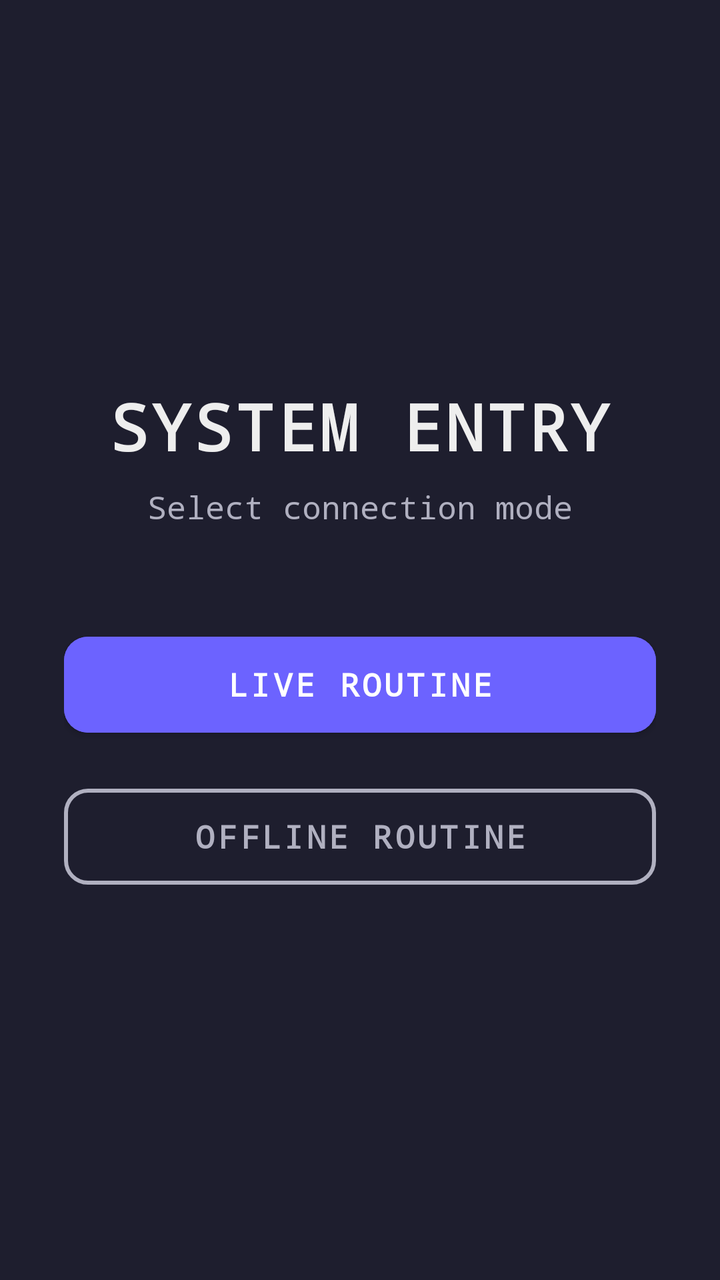
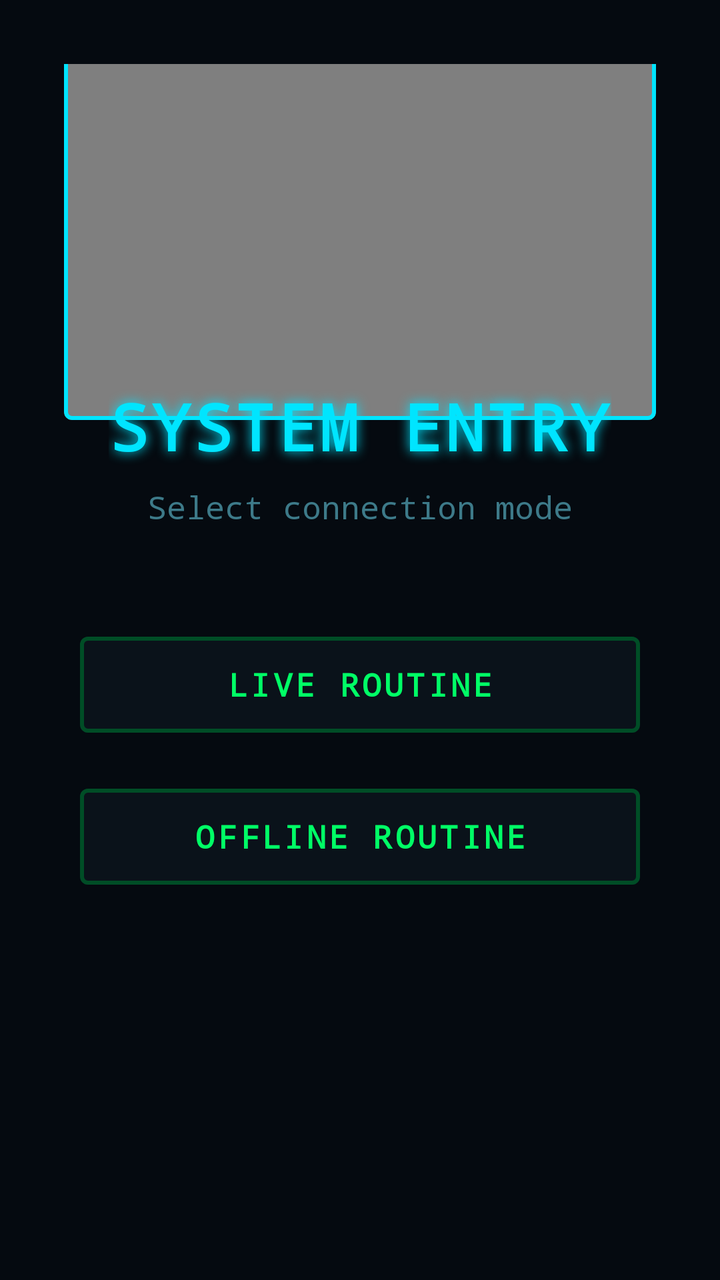

The first picture is an Android layout as it rendered before a commit; the second is the same layout after the commit. The layout source and the unified diff follow.
<!-- AndroidManifest.xml: application theme Theme.CSECRVU -->
<!-- res/layout/activity_welcome.xml -->
<?xml version="1.0" encoding="utf-8"?>
<androidx.constraintlayout.widget.ConstraintLayout
    xmlns:android="http://schemas.android.com/apk/res/android"
    xmlns:app="http://schemas.android.com/apk/res-auto"
    xmlns:tools="http://schemas.android.com/tools"
    android:layout_width="match_parent"
    android:layout_height="match_parent"
    android:background="@color/bg_dark"
    android:padding="32dp"
    tools:context=".WelcomeActivity">

    <TextView
        android:id="@+id/tvWelcome"
        android:layout_width="wrap_content"
        android:layout_height="wrap_content"
        android:text="SYSTEM ENTRY"
        android:textColor="@color/text_primary"
        android:textSize="32sp"
        android:fontFamily="monospace"
        android:letterSpacing="0.05"
        android:textStyle="bold"
        app:layout_constraintBottom_toTopOf="@+id/tvSubHeader"
        app:layout_constraintEnd_toEndOf="parent"
        app:layout_constraintStart_toStartOf="parent"
        app:layout_constraintTop_toTopOf="parent"
        app:layout_constraintVertical_chainStyle="packed" />

    <TextView
        android:id="@+id/tvSubHeader"
        android:layout_width="wrap_content"
        android:layout_height="wrap_content"
        android:text="Select connection mode"
        android:textColor="@color/text_secondary"
        android:textSize="16sp"
        android:fontFamily="monospace"
        android:layout_marginTop="8dp"
        android:layout_marginBottom="48dp"
        app:layout_constraintBottom_toTopOf="@+id/btnOnline"
        app:layout_constraintEnd_toEndOf="parent"
        app:layout_constraintStart_toStartOf="parent"
        app:layout_constraintTop_toBottomOf="@id/tvWelcome" />

    <com.google.android.material.button.MaterialButton
        android:id="@+id/btnOnline"
        android:layout_width="0dp"
        android:layout_height="60dp"
        android:text="LIVE ROUTINE"
        android:textColor="#FFFFFF"
        android:backgroundTint="@color/tech_primary"
        android:fontFamily="monospace"
        android:textSize="16sp"
        android:textStyle="bold"
        app:cornerRadius="12dp"
        app:layout_constraintBottom_toTopOf="@+id/btnOffline"
        app:layout_constraintEnd_toEndOf="parent"
        app:layout_constraintStart_toStartOf="parent"
        app:layout_constraintTop_toBottomOf="@id/tvSubHeader" />

    <com.google.android.material.button.MaterialButton
        android:id="@+id/btnOffline"
        style="@style/Widget.MaterialComponents.Button.OutlinedButton"
        android:layout_width="0dp"
        android:layout_height="60dp"
        android:layout_marginTop="16dp"
        android:text="OFFLINE ROUTINE"
        android:textColor="@color/text_secondary"
        app:strokeColor="@color/text_secondary"
        app:strokeWidth="2dp"
        android:fontFamily="monospace"
        android:textSize="16sp"
        android:textStyle="bold"
        app:cornerRadius="12dp"
        app:layout_constraintBottom_toBottomOf="parent"
        app:layout_constraintEnd_toEndOf="parent"
        app:layout_constraintStart_toStartOf="parent"
        app:layout_constraintTop_toBottomOf="@id/btnOnline" />

</androidx.constraintlayout.widget.ConstraintLayout>
<!-- resources referenced by this layout -->
<resources>
  <color name="bg_dark">#1E1E2E</color>
  <color name="tech_primary">#6C63FF</color>
  <color name="text_primary">#EEEEEE</color>
  <color name="text_secondary">#B0B0C0</color>
  <style name="Theme.CSECRVU" parent="Theme.MaterialComponents.DayNight.NoActionBar">
          
          <item name="colorPrimary">@color/purple_500</item>
          <item name="colorPrimaryVariant">@color/purple_700</item>
          <item name="colorOnPrimary">@color/white</item>
          
          <item name="colorSecondary">@color/teal_200</item>
          <item name="colorSecondaryVariant">@color/teal_700</item>
          <item name="colorOnSecondary">@color/black</item>
          
          <item name="android:statusBarColor">?attr/colorPrimary</item>
          
      </style>
  <color name="purple_500">#FF6200EE</color>
  <color name="purple_700">#FF3700B3</color>
  <color name="white">#FFFFFFFF</color>
  <color name="teal_200">#FF03DAC5</color>
  <color name="teal_700">#FF018786</color>
  <color name="black">#FF000000</color>
</resources>

<!-- the commit's change to res/layout/activity_welcome.xml (unified diff, before → after) -->
@@ -3,18 +3,43 @@
     xmlns:android="http://schemas.android.com/apk/res/android"
     xmlns:app="http://schemas.android.com/apk/res-auto"
     xmlns:tools="http://schemas.android.com/tools"
+    android:id="@+id/main_layout"
     android:layout_width="match_parent"
     android:layout_height="match_parent"
-    android:background="@color/bg_dark"
+    android:background="#050A10"
     android:padding="32dp"
     tools:context=".WelcomeActivity">
+
+    <com.google.android.material.card.MaterialCardView
+        android:id="@+id/videoFrame"
+        android:layout_width="0dp"
+        android:layout_height="220dp"
+        android:layout_marginBottom="24dp"
+        app:cardBackgroundColor="#000000"
+        app:cardElevation="0dp"
+        app:strokeColor="#00E5FF"
+        app:strokeWidth="2dp"
+        app:cornerRadius="4dp"
+        app:layout_constraintBottom_toTopOf="@id/tvWelcome"
+        app:layout_constraintEnd_toEndOf="parent"
+        app:layout_constraintStart_toStartOf="parent"
+        app:layout_constraintTop_toTopOf="parent">
+
+        <VideoView
+            android:id="@+id/videoViewHeader"
+            android:layout_width="match_parent"
+            android:layout_height="match_parent" />
+
+    </com.google.android.material.card.MaterialCardView>
 
     <TextView
         android:id="@+id/tvWelcome"
         android:layout_width="wrap_content"
         android:layout_height="wrap_content"
         android:text="SYSTEM ENTRY"
-        android:textColor="@color/text_primary"
+        android:textColor="#00E5FF"
+        android:shadowColor="#00E5FF"
+        android:shadowRadius="15"
         android:textSize="32sp"
         android:fontFamily="monospace"
         android:letterSpacing="0.05"
@@ -30,7 +55,7 @@
         android:layout_width="wrap_content"
         android:layout_height="wrap_content"
         android:text="Select connection mode"
-        android:textColor="@color/text_secondary"
+        android:textColor="#3D7A89"
         android:textSize="16sp"
         android:fontFamily="monospace"
         android:layout_marginTop="8dp"
@@ -42,37 +67,41 @@
 
     <com.google.android.material.button.MaterialButton
         android:id="@+id/btnOnline"
-        android:layout_width="0dp"
+        style="@style/Widget.MaterialComponents.Button.OutlinedButton"
+        android:layout_width="280dp"
         android:layout_height="60dp"
+        android:backgroundTint="#0A121A"
+        android:fontFamily="monospace"
         android:text="LIVE ROUTINE"
-        android:textColor="#FFFFFF"
-        android:backgroundTint="@color/tech_primary"
-        android:fontFamily="monospace"
+        android:textColor="#00FF66"
         android:textSize="16sp"
         android:textStyle="bold"
-        app:cornerRadius="12dp"
+        app:cornerRadius="4dp"
         app:layout_constraintBottom_toTopOf="@+id/btnOffline"
         app:layout_constraintEnd_toEndOf="parent"
         app:layout_constraintStart_toStartOf="parent"
-        app:layout_constraintTop_toBottomOf="@id/tvSubHeader" />
+        app:layout_constraintTop_toBottomOf="@id/tvSubHeader"
+        app:strokeColor="#004D26"
+        app:strokeWidth="2dp" />
 
     <com.google.android.material.button.MaterialButton
         android:id="@+id/btnOffline"
         style="@style/Widget.MaterialComponents.Button.OutlinedButton"
-        android:layout_width="0dp"
+        android:layout_width="280dp"
         android:layout_height="60dp"
         android:layout_marginTop="16dp"
+        android:backgroundTint="#0A121A"
+        android:fontFamily="monospace"
         android:text="OFFLINE ROUTINE"
-        android:textColor="@color/text_secondary"
-        app:strokeColor="@color/text_secondary"
-        app:strokeWidth="2dp"
-        android:fontFamily="monospace"
+        android:textColor="#00FF66"
         android:textSize="16sp"
         android:textStyle="bold"
-        app:cornerRadius="12dp"
+        app:cornerRadius="4dp"
         app:layout_constraintBottom_toBottomOf="parent"
         app:layout_constraintEnd_toEndOf="parent"
         app:layout_constraintStart_toStartOf="parent"
-        app:layout_constraintTop_toBottomOf="@id/btnOnline" />
+        app:layout_constraintTop_toBottomOf="@id/btnOnline"
+        app:strokeColor="#004D26"
+        app:strokeWidth="2dp" />
 
 </androidx.constraintlayout.widget.ConstraintLayout>
<!-- resource entries referenced after the edit -->
@@ -1,27 +1,14 @@
 <!-- resources referenced by this layout -->
 <resources>
-  <color name="bg_dark">#1E1E2E</color>
-  <color name="tech_primary">#6C63FF</color>
-  <color name="text_primary">#EEEEEE</color>
-  <color name="text_secondary">#B0B0C0</color>
   <style name="Theme.CSECRVU" parent="Theme.MaterialComponents.DayNight.NoActionBar">
-          
-          <item name="colorPrimary">@color/purple_500</item>
-          <item name="colorPrimaryVariant">@color/purple_700</item>
-          <item name="colorOnPrimary">@color/white</item>
-          
-          <item name="colorSecondary">@color/teal_200</item>
-          <item name="colorSecondaryVariant">@color/teal_700</item>
-          <item name="colorOnSecondary">@color/black</item>
-          
-          <item name="android:statusBarColor">?attr/colorPrimary</item>
-          
+          <item name="colorPrimary">#00E5FF</item>
+          <item name="colorPrimaryVariant">#004A55</item>
+          <item name="colorOnPrimary">#050A10</item>
+  
+          <item name="colorSecondary">#00FF66</item>
+          <item name="colorSecondaryVariant">#004D26</item>
+          <item name="colorOnSecondary">#050A10</item>
+  
       </style>
-  <color name="purple_500">#FF6200EE</color>
-  <color name="purple_700">#FF3700B3</color>
-  <color name="white">#FFFFFFFF</color>
-  <color name="teal_200">#FF03DAC5</color>
-  <color name="teal_700">#FF018786</color>
-  <color name="black">#FF000000</color>
 </resources>
 
